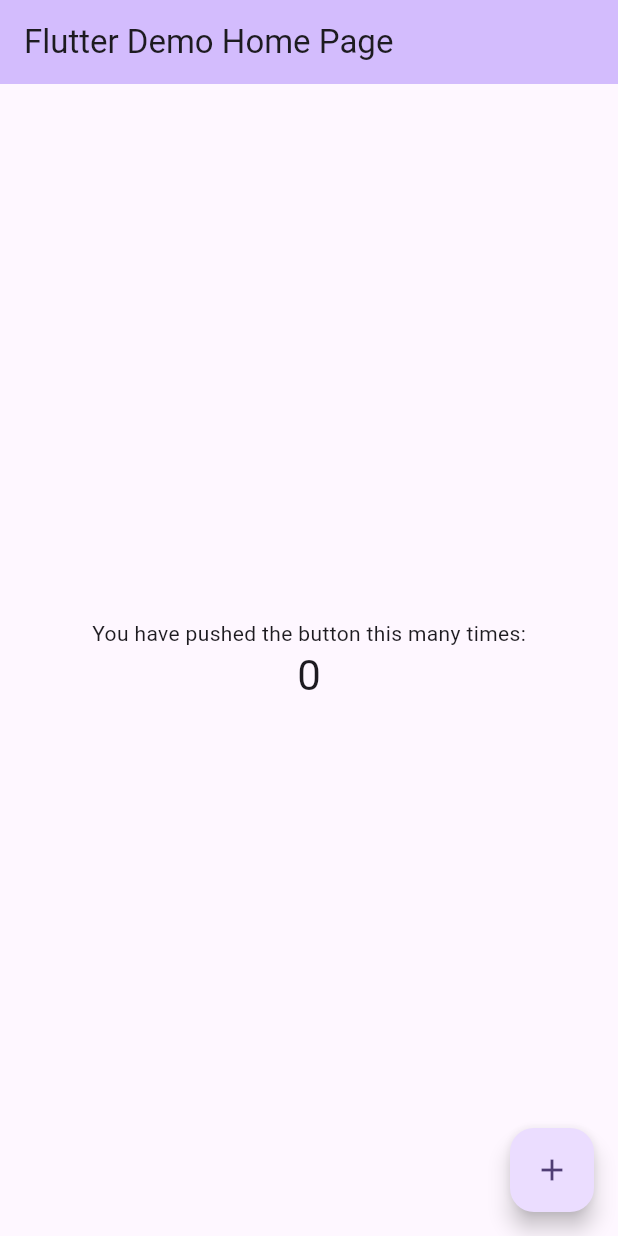
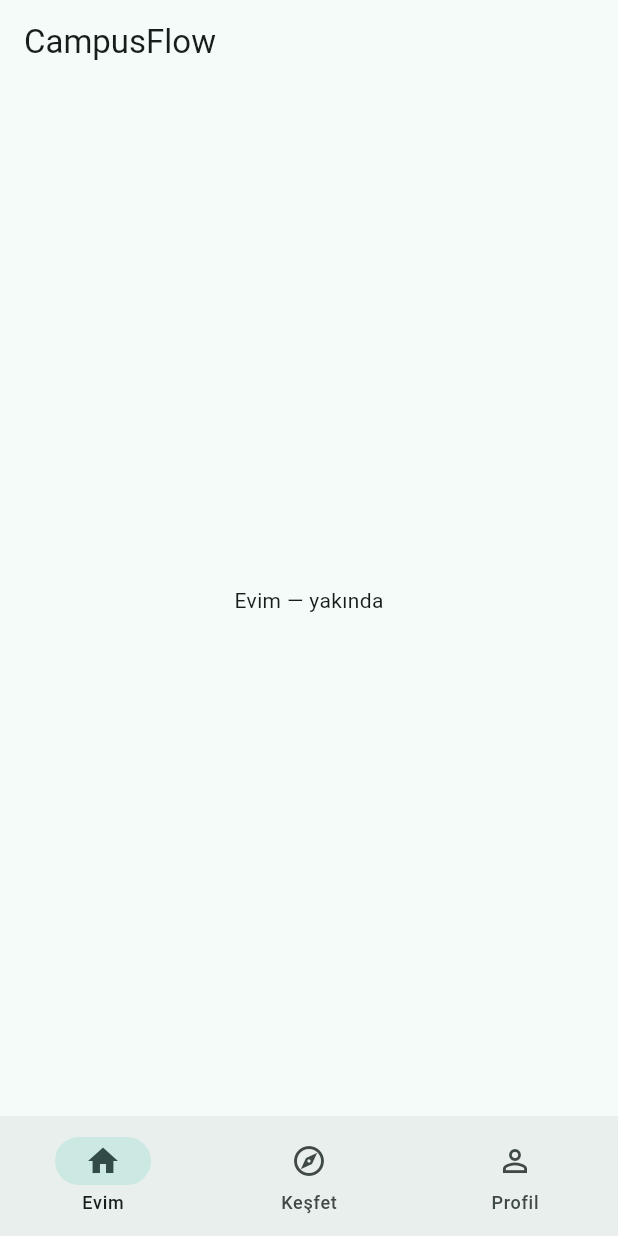
Before and after one commit to AdemSayman/campusflow, a Flutter app: the screen it shows after launch, on a phone screen of 412 x 824 dp. Run offline on Flutter 3.47's test engine with Material 3 defaults, Android fonts, the phone set to English and light mode, and no system bars; our stand-ins replace firebase_core, flutter_riverpod, go_router; accounts and stored records are empty.

Commit message:
feat(shell): replace counter with 3-tab CampusFlow shell (G2)

```diff
--- /dev/null
+++ b/lib/app.dart
@@ -0,0 +1,20 @@
+import 'package:flutter/material.dart';
+import 'package:flutter_riverpod/flutter_riverpod.dart';
+
+import 'router/app_router.dart';
+
+class CampusFlowApp extends ConsumerWidget {
+  const CampusFlowApp({super.key});
+
+  @override
+  Widget build(BuildContext context, WidgetRef ref) {
+    return MaterialApp.router(
+      title: 'CampusFlow',
+      theme: ThemeData(
+        colorScheme: ColorScheme.fromSeed(seedColor: Colors.teal),
+        useMaterial3: true,
+      ),
+      routerConfig: appRouter,
+    );
+  }
+}
--- /dev/null
+++ b/lib/features/discover/discover_placeholder_page.dart
@@ -0,0 +1,12 @@
+import 'package:flutter/material.dart';
+
+class DiscoverPlaceholderPage extends StatelessWidget {
+  const DiscoverPlaceholderPage({super.key});
+
+  @override
+  Widget build(BuildContext context) {
+    return const Center(
+      child: Text('Keşfet — yakında'),
+    );
+  }
+}
--- /dev/null
+++ b/lib/features/home/home_placeholder_page.dart
@@ -0,0 +1,12 @@
+import 'package:flutter/material.dart';
+
+class HomePlaceholderPage extends StatelessWidget {
+  const HomePlaceholderPage({super.key});
+
+  @override
+  Widget build(BuildContext context) {
+    return const Center(
+      child: Text('Evim — yakında'),
+    );
+  }
+}
--- /dev/null
+++ b/lib/features/profile/profile_placeholder_page.dart
@@ -0,0 +1,12 @@
+import 'package:flutter/material.dart';
+
+class ProfilePlaceholderPage extends StatelessWidget {
+  const ProfilePlaceholderPage({super.key});
+
+  @override
+  Widget build(BuildContext context) {
+    return const Center(
+      child: Text('Profil — yakında'),
+    );
+  }
+}
--- a/lib/main.dart
+++ b/lib/main.dart
@@ -1,6 +1,8 @@
 import 'package:firebase_core/firebase_core.dart';
 import 'package:flutter/material.dart';
+import 'package:flutter_riverpod/flutter_riverpod.dart';
 
+import 'app.dart';
 import 'firebase_options.dart';
 
 Future<void> main() async {
@@ -8,122 +10,9 @@ Future<void> main() async {
   await Firebase.initializeApp(
     options: DefaultFirebaseOptions.currentPlatform,
   );
-  runApp(const MyApp());
+  runApp(
+    const ProviderScope(
+      child: CampusFlowApp(),
+    ),
+  );
 }
-
-class MyApp extends StatelessWidget {
-  const MyApp({super.key});
-
-  // This widget is the root of your application.
-  @override
-  Widget build(BuildContext context) {
-    return MaterialApp(
-      title: 'Flutter Demo',
-      theme: ThemeData(
-        // This is the theme of your application.
-        //
-        // TRY THIS: Try running your application with "flutter run". You'll see
-        // the application has a purple toolbar. Then, without quitting the app,
-        // try changing the seedColor in the colorScheme below to Colors.green
-        // and then invoke "hot reload" (save your changes or press the "hot
-        // reload" button in a Flutter-supported IDE, or press "r" if you used
-        // the command line to start the app).
-        //
-        // Notice that the counter didn't reset back to zero; the application
-        // state is not lost during the reload. To reset the state, use hot
-        // restart instead.
-        //
-        // This works for code too, not just values: Most code changes can be
-        // tested with just a hot reload.
-        colorScheme: ColorScheme.fromSeed(seedColor: Colors.deepPurple),
-      ),
-      home: const MyHomePage(title: 'Flutter Demo Home Page'),
-    );
-  }
-}
-
-class MyHomePage extends StatefulWidget {
-  const MyHomePage({super.key, required this.title});
-
-  // This widget is the home page of your application. It is stateful, meaning
-  // that it has a State object (defined below) that contains fields that affect
-  // how it looks.
-
-  // This class is the configuration for the state. It holds the values (in this
-  // case the title) provided by the parent (in this case the App widget) and
-  // used by the build method of the State. Fields in a Widget subclass are
-  // always marked "final".
-
-  final String title;
-
-  @override
-  State<MyHomePage> createState() => _MyHomePageState();
-}
-
-class _MyHomePageState extends State<MyHomePage> {
-  int _counter = 0;
-
-  void _incrementCounter() {
-    setState(() {
-      // This call to setState tells the Flutter framework that something has
-      // changed in this State, which causes it to rerun the build method below
-      // so that the display can reflect the updated values. If we changed
-      // _counter without calling setState(), then the build method would not be
-      // called again, and so nothing would appear to happen.
-      _counter++;
-    });
-  }
-
-  @override
-  Widget build(BuildContext context) {
-    // This method is rerun every time setState is called, for instance as done
-    // by the _incrementCounter method above.
-    //
-    // The Flutter framework has been optimized to make rerunning build methods
-    // fast, so that you can just rebuild anything that needs updating rather
-    // than having to individually change instances of widgets.
-    return Scaffold(
-      appBar: AppBar(
-        // TRY THIS: Try changing the color here to a specific color (to
-        // Colors.amber, perhaps?) and trigger a hot reload to see the AppBar
-        // change color while the other colors stay the same.
-        backgroundColor: Theme.of(context).colorScheme.inversePrimary,
-        // Here we take the value from the MyHomePage object that was created by
-        // the App.build method, and use it to set our appbar title.
-        title: Text(widget.title),
-      ),
-      body: Center(
-        // Center is a layout widget. It takes a single child and positions it
-        // in the middle of the parent.
-        child: Column(
-          // Column is also a layout widget. It takes a list of children and
-          // arranges them vertically. By default, it sizes itself to fit its
-          // children horizontally, and tries to be as tall as its parent.
-          //
-          // Column has various properties to control how it sizes itself and
-          // how it positions its children. Here we use mainAxisAlignment to
-          // center the children vertically; the main axis here is the vertical
-          // axis because Columns are vertical (the cross axis would be
-          // horizontal).
-          //
-          // TRY THIS: Invoke "debug painting" (choose the "Toggle Debug Paint"
-          // action in the IDE, or press "p" in the console), to see the
-          // wireframe for each widget.
-          mainAxisAlignment: MainAxisAlignment.center,
-          children: [
-            const Text('You have pushed the button this many times:'),
-            Text(
-              '$_counter',
-              style: Theme.of(context).textTheme.headlineMedium,
-            ),
-          ],
-        ),
-      ),
-      floatingActionButton: FloatingActionButton(
-        onPressed: _incrementCounter,
-        tooltip: 'Increment',
-        child: const Icon(Icons.add),
-      ),
-    );
-  }
-}
--- /dev/null
+++ b/lib/router/app_router.dart
@@ -0,0 +1,46 @@
+import 'package:go_router/go_router.dart';
+
+import '../features/discover/discover_placeholder_page.dart';
+import '../features/home/home_placeholder_page.dart';
+import '../features/profile/profile_placeholder_page.dart';
+import 'app_shell.dart';
+
+final GoRouter appRouter = GoRouter(
+  initialLocation: '/home',
+  routes: [
+    StatefulShellRoute.indexedStack(
+      builder: (context, state, navigationShell) {
+        return AppShell(navigationShell: navigationShell);
+      },
+      branches: [
+        StatefulShellBranch(
+          routes: [
+            GoRoute(
+              path: '/home',
+              name: 'home',
+              builder: (context, state) => const HomePlaceholderPage(),
+            ),
+          ],
+        ),
+        StatefulShellBranch(
+          routes: [
+            GoRoute(
+              path: '/discover',
+              name: 'discover',
+              builder: (context, state) => const DiscoverPlaceholderPage(),
+            ),
+          ],
+        ),
+        StatefulShellBranch(
+          routes: [
+            GoRoute(
+              path: '/profile',
+              name: 'profile',
+              builder: (context, state) => const ProfilePlaceholderPage(),
+            ),
+          ],
+        ),
+      ],
+    ),
+  ],
+);
--- /dev/null
+++ b/lib/router/app_shell.dart
@@ -0,0 +1,47 @@
+import 'package:flutter/material.dart';
+import 'package:go_router/go_router.dart';
+
+/// Bottom navigation shell for Evim / Keşfet / Profil.
+class AppShell extends StatelessWidget {
+  const AppShell({super.key, required this.navigationShell});
+
+  final StatefulNavigationShell navigationShell;
+
+  void _onTap(int index) {
+    navigationShell.goBranch(
+      index,
+      initialLocation: index == navigationShell.currentIndex,
+    );
+  }
+
+  @override
+  Widget build(BuildContext context) {
+    return Scaffold(
+      appBar: AppBar(
+        title: const Text('CampusFlow'),
+      ),
+      body: navigationShell,
+      bottomNavigationBar: NavigationBar(
+        selectedIndex: navigationShell.currentIndex,
+        onDestinationSelected: _onTap,
+        destinations: const [
+          NavigationDestination(
+            icon: Icon(Icons.home_outlined),
+            selectedIcon: Icon(Icons.home),
+            label: 'Evim',
+          ),
+          NavigationDestination(
+            icon: Icon(Icons.explore_outlined),
+            selectedIcon: Icon(Icons.explore),
+            label: 'Keşfet',
+          ),
+          NavigationDestination(
+            icon: Icon(Icons.person_outline),
+            selectedIcon: Icon(Icons.person),
+            label: 'Profil',
+          ),
+        ],
+      ),
+    );
+  }
+}
--- a/pubspec.yaml
+++ b/pubspec.yaml
@@ -37,6 +37,8 @@ dependencies:
   firebase_core: ^4.13.0
   firebase_auth: ^6.5.7
   cloud_firestore: ^6.8.0
+  flutter_riverpod: ^3.4.2
+  go_router: ^17.4.0
 
 dev_dependencies:
   flutter_test:
```
Also changed, not shown: pubspec.lock, 1 other file.
